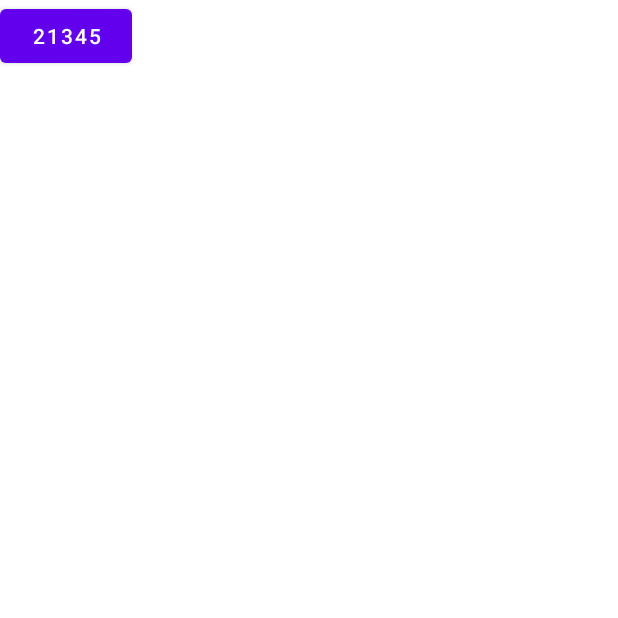
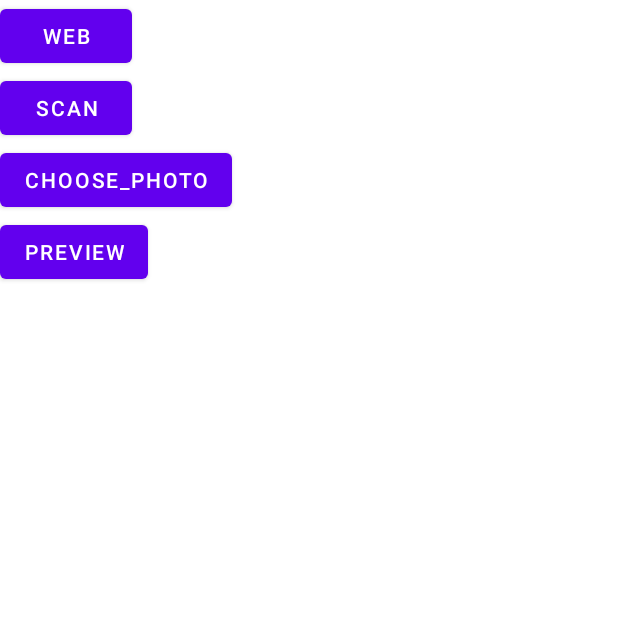
Before and after one commit to INTKILOW/JetpackBase, an Android app: the screen it shows after launch (MainActivity), on a phone screen of 412 x 824 dp, the top half of it. Run offline under Robolectric (Android 15) with nearby library versions, the phone set to English and light mode, and no system bars; our stand-ins replace data binding; libraries missing offline, so code that uses them is left out: androidx.camera.view.

Commit message:
feat: web

```diff
--- a/app/src/main/res/layout/app_main.xml
+++ b/app/src/main/res/layout/app_main.xml
@@ -2,17 +2,44 @@
 <layout xmlns:android="http://schemas.android.com/apk/res/android"
     xmlns:app="http://schemas.android.com/apk/res-auto">
 
-    <androidx.constraintlayout.widget.ConstraintLayout
+    <LinearLayout
+        android:orientation="vertical"
         android:fitsSystemWindows="true"
         android:layout_width="match_parent"
         android:layout_height="match_parent">
 
         <Button
+            android:id="@+id/web"
+            android:layout_width="wrap_content"
+            android:layout_height="wrap_content"
+            android:text="WEB"
+            app:layout_constraintStart_toStartOf="parent"
+            app:layout_constraintTop_toTopOf="parent" />
+
+        <Button
             android:id="@+id/scan"
             android:layout_width="wrap_content"
             android:layout_height="wrap_content"
-            android:text="21345"
+            android:text="SCAN"
             app:layout_constraintStart_toStartOf="parent"
             app:layout_constraintTop_toTopOf="parent" />
-    </androidx.constraintlayout.widget.ConstraintLayout>
+
+
+
+        <Button
+            android:id="@+id/choose_photo"
+            android:layout_width="wrap_content"
+            android:layout_height="wrap_content"
+            android:text="CHOOSE_PHOTO"
+            app:layout_constraintStart_toStartOf="parent"
+            app:layout_constraintTop_toTopOf="parent" />
+
+        <Button
+            android:id="@+id/preview"
+            android:layout_width="wrap_content"
+            android:layout_height="wrap_content"
+            android:text="PREVIEW"
+            app:layout_constraintStart_toStartOf="parent"
+            app:layout_constraintTop_toTopOf="parent" />
+    </LinearLayout>
 </layout>
--- a/feat/src/main/java/top/intkilow/feat/widget/TBSWebView.kt
+++ b/feat/src/main/java/top/intkilow/feat/widget/TBSWebView.kt
@@ -276,11 +276,15 @@ class TBSWebView @JvmOverloads constructor(
     }
 
 
-    fun setTBSWebViewCallback(tbsWebViewCallback: TBSWebViewCallback?): TBSWebView? {
+    fun setTBSWebViewCallback(tbsWebViewCallback: TBSWebViewCallback): TBSWebView {
         mTBSWebViewCallback = tbsWebViewCallback
         return this
     }
 
+
+    fun getTBSWebViewCallback(): TBSWebViewCallback? {
+        return mTBSWebViewCallback
+    }
     /**
      * 展开收起
      */
--- a/feat/src/main/res/values/strings.xml
+++ b/feat/src/main/res/values/strings.xml
@@ -5,4 +5,6 @@
     <string name="feat_take_photo">拍照</string>
     <string name="feat_qr_scan">二维码扫描</string>
     <string name="feat_identify">识别中</string>
+    <string name="feat_download_success">"下载成功!"</string>
+    <string name="feat_download_start">"开始下载!"</string>
 </resources>
```
Also changed, not shown: app/src/main/java/top/intkilow/jetpackbase/pages/main/MainPage.kt (+43 -6 lines), feat/src/main/java/top/intkilow/feat/page/preview/PreviewModel.kt (+8 -0 lines), feat/src/main/java/top/intkilow/feat/page/preview/PreviewPage.kt (+33 -0 lines), feat/src/main/java/top/intkilow/feat/page/web/WebPage.kt (+76 -8 lines), feat/src/main/res/layout/feat_page_web.xml (+8 -3 lines), feat/src/main/res/layout/feature_preview_page.xml (+15 -2 lines), feat/src/main/res/drawable/feat_download.png (added).
